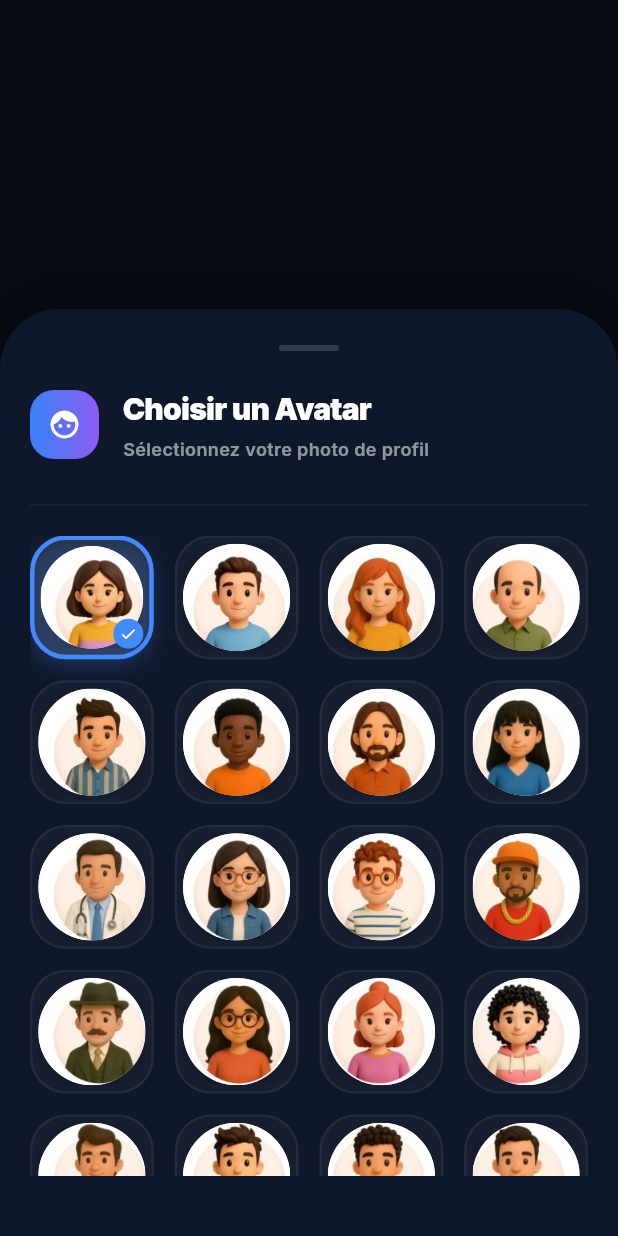
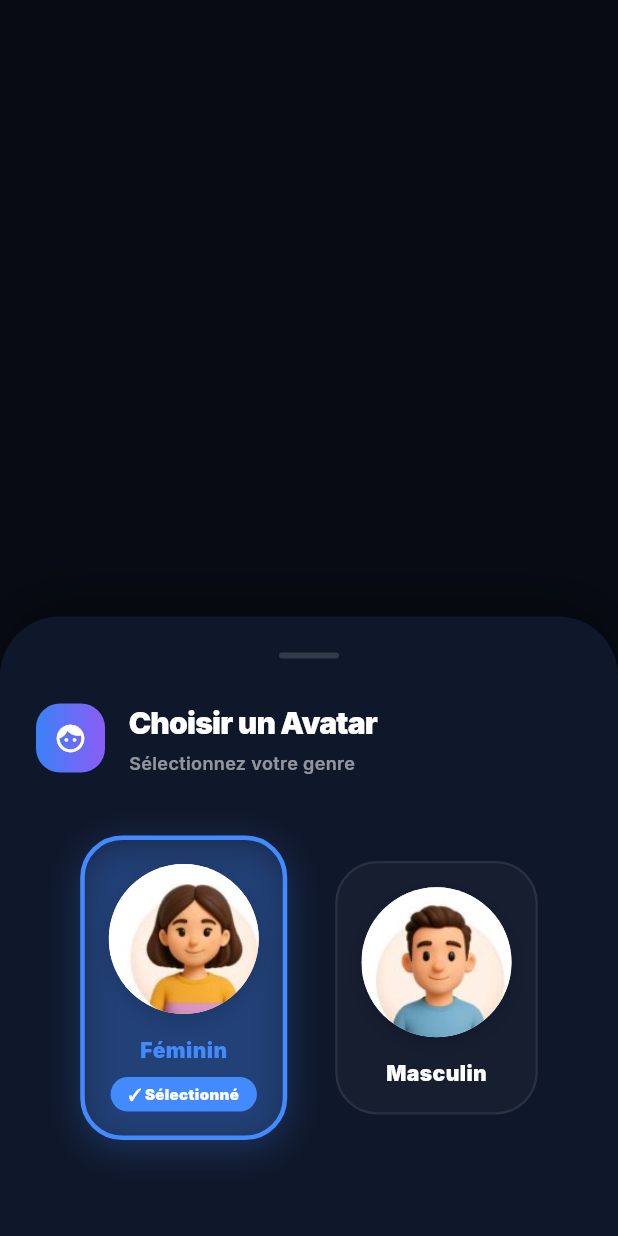
Before and after one commit to aidanesoufyane-dev/ikenas-app, a Flutter app: what show() shows on an empty page, opened directly with empty values, on a phone screen of 412 x 824 dp. Run offline on Flutter 3.47's test engine with Material 3 defaults, Android fonts, the phone set to English and light mode, and no system bars; drawn by our look-alikes of flutter_animate; our stand-ins replace audioplayers, cached_network_image, dio, file_picker, firebase_core, firebase_messaging and 12 more; missing offline and left inert: record; accounts and stored records are empty; network calls fail.

Commit message:
feat: replace all hardcoded avatars with gender-based sprites
- Add gender field to StudentModel and UserModel (parses 'M'/'F' from API)
- Rewrite SpriteAvatar to use avatar_1 (female) and avatar_2 (male) only
- Rewrite AvatarSelectorModal with simple 2-choice female/male picker
- Replace all pravatar.cc URLs across attendance, student list, student
  detail, chat, and behavior screens with SpriteAvatar

Co-Authored-By: Claude Sonnet 4.6 <noreply@anthropic.com>

```diff
--- a/lib/core/widgets/avatar_selector_modal.dart
+++ b/lib/core/widgets/avatar_selector_modal.dart
@@ -11,9 +11,6 @@ class AvatarSelectorModal {
     final primaryTextColor = isDark ? Colors.white : const Color(0xFF0F172A);
     final secondaryTextColor = isDark ? Colors.white54 : Colors.black54;
 
-    // All 28 individual avatars
-    final allIndices = List.generate(28, (i) => i);
-
     int? selectedIndex = initialIndex;
 
     showModalBottomSheet(
@@ -23,8 +20,7 @@ class AvatarSelectorModal {
       builder: (context) {
         return StatefulBuilder(
           builder: (context, setState) => Container(
-            height: MediaQuery.of(context).size.height * 0.75,
-            padding: const EdgeInsets.fromLTRB(20, 24, 20, 40),
+            padding: const EdgeInsets.fromLTRB(24, 24, 24, 48),
             decoration: BoxDecoration(
               color: isDark ? const Color(0xFF0F172A) : Colors.white,
               borderRadius:
@@ -38,6 +34,7 @@ class AvatarSelectorModal {
               ],
             ),
             child: Column(
+              mainAxisSize: MainAxisSize.min,
               children: [
                 // Drag handle
                 Center(
@@ -52,7 +49,7 @@ class AvatarSelectorModal {
                     ),
                   ),
                 ),
-                const SizedBox(height: 24),
+                const SizedBox(height: 28),
 
                 // Header
                 Row(
@@ -84,7 +81,7 @@ class AvatarSelectorModal {
                           ),
                           const SizedBox(height: 4),
                           Text(
-                            'Sélectionnez votre photo de profil',
+                            'Sélectionnez votre genre',
                             style: TextStyle(
                               fontSize: 12,
                               fontWeight: FontWeight.w600,
@@ -97,114 +94,41 @@ class AvatarSelectorModal {
                   ],
                 ).animate().fadeIn(duration: 400.ms).slideY(begin: -0.1),
 
-                const SizedBox(height: 28),
+                const SizedBox(height: 40),
 
-                // Divider
-                Container(
-                  height: 1,
-                  color: isDark
-                      ? Colors.white.withValues(alpha: 0.06)
-                      : Colors.black.withValues(alpha: 0.04),
-                ),
+                // Two avatar choices: 0=female, 1=male
+                Row(
+                  mainAxisAlignment: MainAxisAlignment.center,
+                  children: [
+                    _buildChoice(
+                      context: context,
+                      setState: setState,
+                      index: 0,
+                      label: 'Féminin',
+                      selectedIndex: selectedIndex,
+                      isDark: isDark,
+                      primaryTextColor: primaryTextColor,
+                      onSelect: onSelect,
+                      onChanged: (i) => selectedIndex = i,
+                    ),
+                    const SizedBox(width: 32),
+                    _buildChoice(
+                      context: context,
+                      setState: setState,
+                      index: 1,
+                      label: 'Masculin',
+                      selectedIndex: selectedIndex,
+                      isDark: isDark,
+                      primaryTextColor: primaryTextColor,
+                      onSelect: onSelect,
+                      onChanged: (i) => selectedIndex = i,
+                    ),
+                  ],
+                ).animate().fadeIn(delay: 150.ms).scale(
+                    begin: const Offset(0.9, 0.9),
+                    curve: Curves.easeOutBack),
 
-                const SizedBox(height: 20),
-
-                // Grid
-                Expanded(
-                  child: GridView.builder(
-                    physics: const BouncingScrollPhysics(),
-                    gridDelegate:
-                        const SliverGridDelegateWithFixedCrossAxisCount(
-                      crossAxisCount: 4,
-                      crossAxisSpacing: 14,
-                      mainAxisSpacing: 14,
-                    ),
-                    itemCount: allIndices.length,
-                    itemBuilder: (context, i) {
-                      final currentVm = context.watch<ProfileViewModel>();
-
-                      // Highlight logic:
-                      // 1. If we have a selectedIndex (staged flow), use it.
-                      // 2. Otherwise, fallback to the saved avatar index.
-                      final isSelected = selectedIndex != null
-                          ? (selectedIndex == allIndices[i])
-                          : (currentVm.user?.avatarIndex == allIndices[i]);
-
-                      return GestureDetector(
-                        onTap: () {
-                          if (onSelect != null) {
-                            onSelect(allIndices[i]);
-                            Navigator.pop(context);
-                          } else {
-                            context
-                                .read<ProfileViewModel>()
-                                .updateProfile(avatarIndex: allIndices[i]);
-                            Navigator.pop(context);
-                          }
-                        },
-                        child: AnimatedContainer(
-                          duration: 200.ms,
-                          decoration: BoxDecoration(
-                            borderRadius: BorderRadius.circular(24),
-                            border: Border.all(
-                              color: isSelected
-                                  ? Colors.blueAccent
-                                  : (isDark
-                                      ? Colors.white.withValues(alpha: 0.06)
-                                      : Colors.black.withValues(alpha: 0.06)),
-                              width: isSelected ? 3 : 1.5,
-                            ),
-                            color: isDark
-                                ? Colors.white
-                                    .withValues(alpha: isSelected ? 0.08 : 0.03)
-                                : (isSelected
-                                    ? Colors.blue.withValues(alpha: 0.05)
-                                    : Colors.grey.withValues(alpha: 0.04)),
-                            boxShadow: isSelected
-                                ? [
-                                    BoxShadow(
-                                      color: Colors.blueAccent
-                                          .withValues(alpha: 0.25),
-                                      blurRadius: 12,
-                                      offset: const Offset(0, 4),
-                                    ),
-                                  ]
-                                : null,
-                          ),
-                          padding: const EdgeInsets.all(4),
-                          child: Stack(
-                            children: [
-                              ClipRRect(
-                                borderRadius: BorderRadius.circular(20),
-                                child: SpriteAvatar(
-                                    index: allIndices[i], size: 80),
-                              ),
-                              if (isSelected)
-                                Positioned(
-                                  bottom: 0,
-                                  right: 0,
-                                  child: Container(
-                                    padding: const EdgeInsets.all(4),
-                                    decoration: const BoxDecoration(
-                                      color: Colors.blueAccent,
-                                      shape: BoxShape.circle,
-                                    ),
-                                    child: const Icon(Icons.check_rounded,
-                                        color: Colors.white, size: 12),
-                                  ),
-                                ),
-                            ],
-                          ),
-                        ),
-                      )
-                          .animate()
-                          .fadeIn(delay: (i * 40).ms, duration: 400.ms)
-                          .scale(
-                              begin: const Offset(0.8, 0.8),
-                              curve: Curves.easeOutBack);
-                    },
-                  ),
-                ),
+                const SizedBox(height: 16),
               ],
             ),
           ),
@@ -212,4 +136,94 @@ class AvatarSelectorModal {
       },
     );
   }
+
+  static Widget _buildChoice({
+    required BuildContext context,
+    required StateSetter setState,
+    required int index,
+    required String label,
+    required int? selectedIndex,
+    required bool isDark,
+    required Color primaryTextColor,
+    required Function(int)? onSelect,
+    required Function(int) onChanged,
+  }) {
+    final isSelected = selectedIndex == index;
+
+    return GestureDetector(
+      onTap: () {
+        setState(() => onChanged(index));
+        if (onSelect != null) {
+          onSelect(index);
+        } else {
+          context
+              .read<ProfileViewModel>()
+              .updateProfile(avatarIndex: index);
+        }
+        Navigator.pop(context);
+      },
+      child: AnimatedContainer(
+        duration: 200.ms,
+        padding: const EdgeInsets.all(16),
+        decoration: BoxDecoration(
+          borderRadius: BorderRadius.circular(28),
+          border: Border.all(
+            color: isSelected
+                ? Colors.blueAccent
+                : (isDark
+                    ? Colors.white.withValues(alpha: 0.08)
+                    : Colors.black.withValues(alpha: 0.08)),
+            width: isSelected ? 3 : 1.5,
+          ),
+          color: isSelected
+              ? Colors.blueAccent.withValues(alpha: isDark ? 0.15 : 0.06)
+              : (isDark
+                  ? Colors.white.withValues(alpha: 0.03)
+                  : Colors.grey.withValues(alpha: 0.04)),
+          boxShadow: isSelected
+              ? [
+                  BoxShadow(
+                    color: Colors.blueAccent.withValues(alpha: 0.25),
+                    blurRadius: 20,
+                    offset: const Offset(0, 6),
+                  ),
+                ]
+              : null,
+        ),
+        child: Column(
+          children: [
+            SpriteAvatar(index: index, size: 100),
+            const SizedBox(height: 14),
+            Text(
+              label,
+              style: TextStyle(
+                fontWeight: FontWeight.w900,
+                fontSize: 14,
+                color: isSelected ? Colors.blueAccent : primaryTextColor,
+                letterSpacing: 0.3,
+              ),
+            ),
+            if (isSelected) ...[
+              const SizedBox(height: 8),
+              Container(
+                padding:
+                    const EdgeInsets.symmetric(horizontal: 12, vertical: 4),
+                decoration: BoxDecoration(
+                  color: Colors.blueAccent,
+                  borderRadius: BorderRadius.circular(12),
+                ),
+                child: const Text(
+                  '✓ Sélectionné',
+                  style: TextStyle(
+                      color: Colors.white,
+                      fontSize: 10,
+                      fontWeight: FontWeight.w900),
+                ),
+              ),
+            ],
+          ],
+        ),
+      ),
+    );
+  }
 }
--- a/lib/core/widgets/sprite_avatar.dart
+++ b/lib/core/widgets/sprite_avatar.dart
@@ -1,27 +1,46 @@
 import 'package:flutter/material.dart';
 
+/// Returns the asset path for the gender avatar.
+/// gender: 'F' / 'female' / 'f' → avatar_1 (female)
+/// anything else / null           → avatar_2 (male)
+String genderAvatarAsset(String? gender) {
+  final g = gender?.toLowerCase().trim() ?? '';
+  if (g == 'f' || g == 'female' || g == 'féminin' || g == 'feminin') {
+    return 'assets/images/avatars/avatar_1.png';
+  }
+  return 'assets/images/avatars/avatar_2.png';
+}
+
 class SpriteAvatar extends StatelessWidget {
-  final int index;
+  /// 0 = female (avatar_1), 1 = male (avatar_2), null = male default
+  final int? index;
   final double size;
+  final String? gender;
 
-  const SpriteAvatar({super.key, required this.index, required this.size});
+  const SpriteAvatar({
+    super.key,
+    this.index,
+    required this.size,
+    this.gender,
+  });
 
   @override
   Widget build(BuildContext context) {
-    // Safety check for 28 avatars (0-27)
-    if (index < 0 || index > 27) {
-      return _buildFallback();
+    final String assetPath;
+    if (gender != null) {
+      assetPath = genderAvatarAsset(gender);
+    } else if (index == 0) {
+      assetPath = 'assets/images/avatars/avatar_1.png';
+    } else {
+      assetPath = 'assets/images/avatars/avatar_2.png';
     }
-
-    // Files are saved as avatar_1.png to avatar_28.png (1-indexed) in assets/images/avatars/
-    final assetPath = 'assets/images/avatars/avatar_${index + 1}.png';
 
     return Container(
       width: size,
       height: size,
       decoration: BoxDecoration(
         shape: BoxShape.circle,
-        color: const Color(0xFFF0EDE8), // Match the avatar background tint
+        color: const Color(0xFFF0EDE8),
         boxShadow: [
           BoxShadow(
             color: Colors.black.withValues(alpha: 0.15),
@@ -36,7 +55,6 @@ class SpriteAvatar extends StatelessWidget {
         width: size,
         height: size,
         fit: BoxFit.cover,
-        // Use gapless playback to avoid flicker on rebuild
         gaplessPlayback: true,
         errorBuilder: (context, error, stackTrace) => _buildFallback(),
       ),
@@ -47,9 +65,9 @@ class SpriteAvatar extends StatelessWidget {
     return Container(
       width: size,
       height: size,
-      decoration: BoxDecoration(
+      decoration: const BoxDecoration(
         shape: BoxShape.circle,
-        gradient: const LinearGradient(
+        gradient: LinearGradient(
           colors: [Color(0xFF3B82F6), Color(0xFF8B5CF6)],
           begin: Alignment.topLeft,
           end: Alignment.bottomRight,
--- a/lib/features/teacher/screens/teacher_chat_screen.dart
+++ b/lib/features/teacher/screens/teacher_chat_screen.dart
@@ -348,7 +348,7 @@ class _TeacherChatScreenState extends State<TeacherChatScreen>
               MaterialPageRoute(
                 builder: (_) => ChatDetailScreen(
                   name: conv.partnerName,
-                  avatarUrl: 'https://i.pravatar.cc/150?u=${conv.partnerId}',
+                  avatarUrl: '',
                   targetUserId: conv.partnerId,
                 ),
               ),
@@ -828,7 +828,7 @@ class _NewChatSearchScreenState extends State<NewChatSearchScreen> {
                             MaterialPageRoute(
                               builder: (_) => ChatDetailScreen(
                                 name: name,
-                                avatarUrl: 'https://i.pravatar.cc/150?u=$id',
+                                avatarUrl: '',
                                 targetUserId: id,
                               ),
                             ),
```
Also changed, not shown: lib/core/models/models.dart (+15 -0 lines), lib/features/parent/screens/behavior_screen.dart (+7 -6 lines), lib/features/teacher/screens/attendance_detail_screen.dart (+2 -6 lines), lib/features/teacher/screens/attendance_screen.dart (+2 -6 lines), lib/features/teacher/screens/student_detail_full_screen.dart (+3 -8 lines), lib/features/teacher/screens/student_list_screen.dart (+2 -6 lines), avatarss/boy-01.svg (added), avatarss/girl-01.svg (added).
